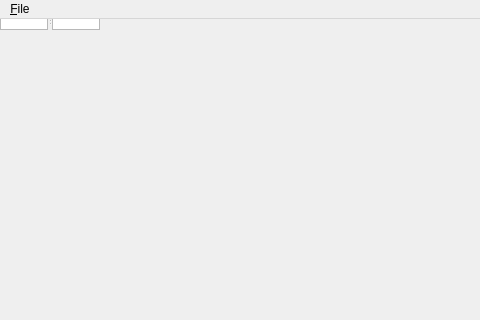
Qt form app/tgit/src/TGitMainWindow.ui (Templar-von-Midgard/tgit) before a commit; both pictures show x 0 to 480 and y 0 to 320 of the 800 by 600 pixel window.
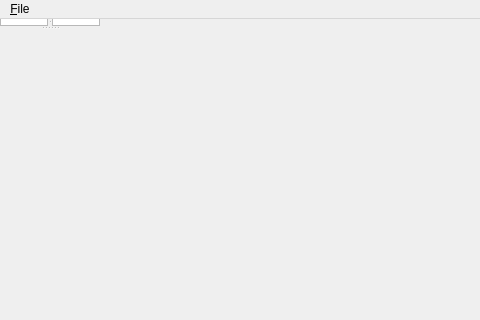
The same form after that commit. Custom widgets are drawn as their Qt base class.

Commit message: Initial implementation of file diff viewer

The edit to the form file:
```diff
--- a/app/tgit/src/TGitMainWindow.ui
+++ b/app/tgit/src/TGitMainWindow.ui
@@ -13,6 +13,10 @@
   <property name="windowTitle">
    <string>tgit</string>
   </property>
+  <widget class="QSplitter" name="DiffSplitter">
+   <property name="orientation">
+    <enum>Qt::Vertical</enum>
+   </property>
   <widget class="QSplitter" name="CentralSplitter">
    <property name="orientation">
     <enum>Qt::Horizontal</enum>
@@ -49,6 +53,8 @@
     </widget>
    </widget>
   </widget>
+  <widget class="FileDiffWidget" name="FileDiff" />
+ </widget>
   <widget class="QMenuBar" name="MenuBar">
    <property name="geometry">
     <rect>
@@ -78,6 +84,11 @@
    <extends>QWidget</extends>
    <header>CommitDetailsWidget.hpp</header>
   </customwidget>
+  <customwidget>
+   <class>FileDiffWidget</class>
+   <extends>QSplitter</extends>
+   <header>FileDiffWidget.hpp</header>
+  </customwidget>
  </customwidgets>
  <resources/>
  <connections/>
```
The commit also changes 13 other files.
